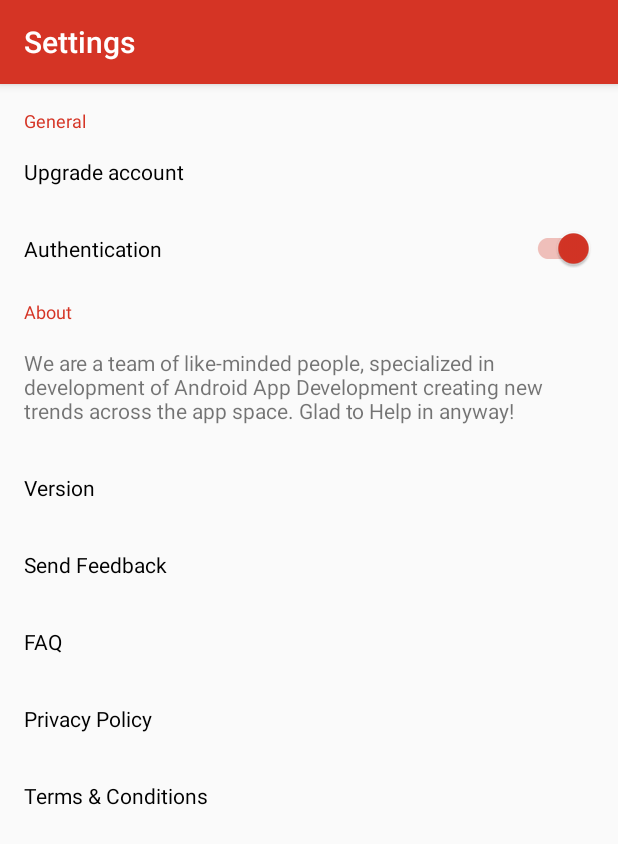
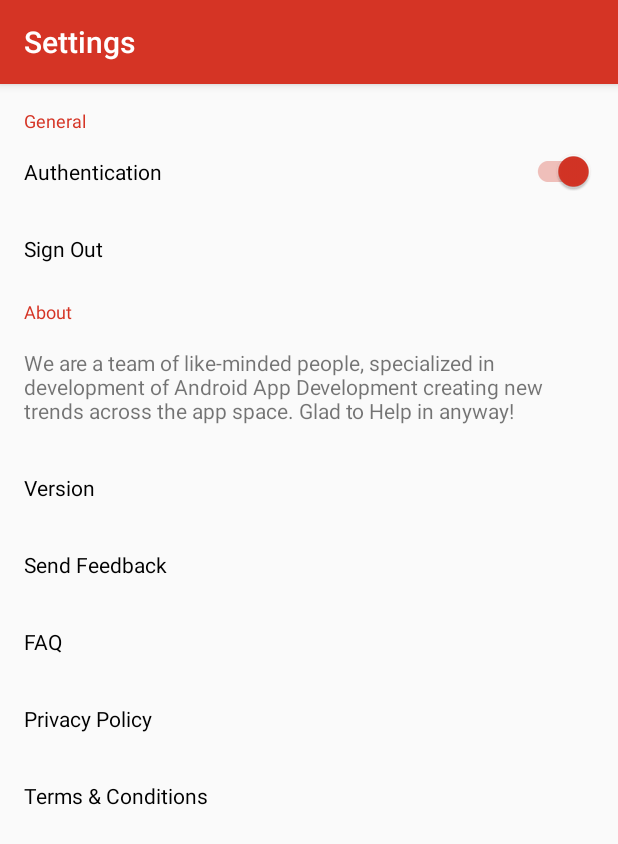
Before and after one commit to tuisme/M-Explorer, an Android app: the SettingsActivity screen opened directly, with no data from a screen before it, after a tap on "Send Feedback", on a phone screen of 412 x 824 dp. Shown: the top 844 px of the screen. Run offline under Robolectric (Android 15) with nearby library versions, the phone set to English and light mode, and no system bars; our stand-ins replace RxJava; libraries missing offline, so code that uses them is left out: es.dmoral.toasty; 1 statement that could not run was skipped; 2 other taps on this screen came first.

Commit message:
fix sign out and sign in with provider

```diff
--- a/Mexplorer/app/src/main/java/vinova/intern/nhomxnxx/mexplorer/api/ApiInterface.kt
+++ b/Mexplorer/app/src/main/java/vinova/intern/nhomxnxx/mexplorer/api/ApiInterface.kt
@@ -41,6 +41,7 @@ interface ApiInterface {
                     @Query("email") email:String,
                     @Query("first_name") first_name: String,
                     @Query("last_name") last_name: String,
+                    @Query("avatar_url") url:String,
                     @Query("device_id") android_id: String,
                     @Query("device_name") android_name: String,
                     @Query("device_type") type : String,
--- a/Mexplorer/app/src/main/java/vinova/intern/nhomxnxx/mexplorer/setting/SettingsActivity.kt
+++ b/Mexplorer/app/src/main/java/vinova/intern/nhomxnxx/mexplorer/setting/SettingsActivity.kt
@@ -61,6 +61,11 @@ class SettingsActivity :AppCompatActivity(), SettingsInterface.View, PasswordDia
 
         tv_send_feedback.setOnClickListener {
             sendFeedback(this)
+        }
+
+        tv_signout.setOnClickListener{
+            setResult(1997)
+            finish()
         }
 
     }
@@ -182,10 +187,11 @@ class SettingsActivity :AppCompatActivity(), SettingsInterface.View, PasswordDia
     }
 
 
-    fun sendFeedback(context: Context) {
+
+    private fun sendFeedback(context: Context) {
         var body: String? = null
         try {
-            body = context.getPackageManager().getPackageInfo(context.getPackageName(), 0).versionName
+            body = context.packageManager.getPackageInfo(context.packageName, 0).versionName
             body = "\n\n-----------------------------\nPlease don't remove this information\n Device OS: Android \n Device OS version: " +
                     Build.VERSION.RELEASE + "\n App Version: " + body + "\n Device Brand: " + Build.BRAND +
                     "\n Device Model: " + Build.MODEL + "\n Device Manufacturer: " + Build.MANUFACTURER
--- a/Mexplorer/app/src/main/java/vinova/intern/nhomxnxx/mexplorer/signIn/SignInPresenter.kt
+++ b/Mexplorer/app/src/main/java/vinova/intern/nhomxnxx/mexplorer/signIn/SignInPresenter.kt
@@ -69,11 +69,12 @@ class SignInPresenter(view: SignInInterface.View) :SignInInterface.Presenter{
             val databaseAccess = DatabaseHandler(context)
             Log.e("ABCD",obj.toString())
             val email = obj?.getString("email").toString()
+            val url = obj.getJSONObject("picture").getJSONObject("data").getString("url")
             val firstName = obj?.getString("first_name").toString()
             val lastName = obj?.getString("last_name").toString()
             val androidName = android.os.Build.MODEL
             val api = CallApi.getInstance()
-            api.logInProvider(provider, email,firstName,lastName,androidId,androidName,"android",location)
+            api.logInProvider(provider, email,firstName,lastName,url,androidId,androidName,"android",location)
                     .enqueue(object:Callback<Request>{
                         override fun onFailure(call: Call<Request>?, t: Throwable?) {
 
@@ -116,11 +117,12 @@ class SignInPresenter(view: SignInInterface.View) :SignInInterface.Presenter{
             val databaseAccess = DatabaseHandler(context)
             val account: GoogleSignInAccount = result.signInAccount!!
             val email = account.email
+            val url = account.photoUrl.toString()
             val first_name = account.familyName
             val last_name = account.givenName
             val androidName = android.os.Build.MODEL
             val api = CallApi.getInstance()
-            api.logInProvider("google",email!!, first_name.toString(), last_name.toString(),androidId,androidName,"android",location)
+            api.logInProvider("google",email!!, first_name.toString(), last_name.toString(),url,androidId,androidName,"android",location)
                     .enqueue(object:Callback<Request> {
                         override fun onFailure(call: Call<Request>?, t: Throwable?) {
 
--- a/Mexplorer/app/src/main/res/layout/activity_settings.xml
+++ b/Mexplorer/app/src/main/res/layout/activity_settings.xml
@@ -15,13 +15,7 @@
         android:textSize="12sp"
         tools:ignore="RtlSymmetry" />
 
-    <TextView
-        android:id="@+id/tv_up_acc"
-        android:layout_width="match_parent"
-        android:layout_height="wrap_content"
-        android:padding="16dp"
-        android:text="@string/upgrade_account"
-        android:textColor="@android:color/background_dark" />
+
 
     <androidx.appcompat.widget.SwitchCompat
         android:id="@+id/sw_auth"
@@ -29,6 +23,14 @@
         android:layout_height="wrap_content"
         android:padding="16dp"
         android:text="@string/authentication" />
+
+    <TextView
+        android:id="@+id/tv_signout"
+        android:layout_width="match_parent"
+        android:layout_height="wrap_content"
+        android:padding="16dp"
+        android:text="@string/sign_out"
+        android:textColor="@android:color/background_dark" />
 
     <TextView
         android:id="@+id/about"
--- a/Mexplorer/app/src/main/res/values/strings.xml
+++ b/Mexplorer/app/src/main/res/values/strings.xml
@@ -128,4 +128,5 @@
     <string name="setting">Setting</string>
     <string name="upgrade_account">Upgrade account</string>
     <string name="moving_file_txt">Moving: file.txt</string>
+    <string name="clouds">Clouds</string>
 </resources>
```
Also changed, not shown: Mexplorer/app/src/main/java/vinova/intern/nhomxnxx/mexplorer/cloud/CloudActivity.kt (+11 -1 lines), Mexplorer/app/src/main/java/vinova/intern/nhomxnxx/mexplorer/home/HomeActivity.kt (+18 -8 lines), Mexplorer/app/src/main/java/vinova/intern/nhomxnxx/mexplorer/local/LocalActivity.kt (+33 -23 lines), Mexplorer/app/src/main/res/menu/menu_nav_bar.xml (+6 -3 lines).
